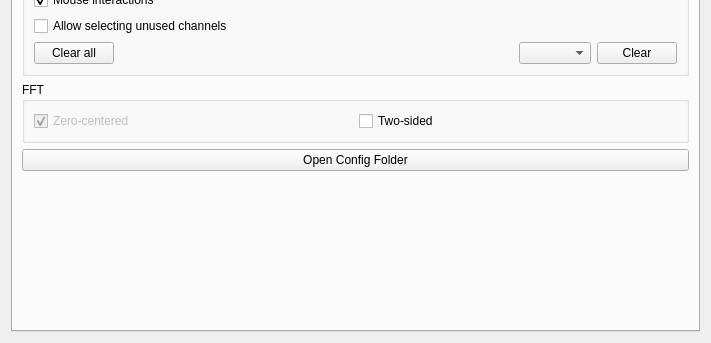
Before: the Qt Designer form developeroptions.ui in jirimaier/DataPlotter, drawn with Qt 5; both pictures show x 0 to 711 and y 260 to 603 of the 711 by 603 pixel window.
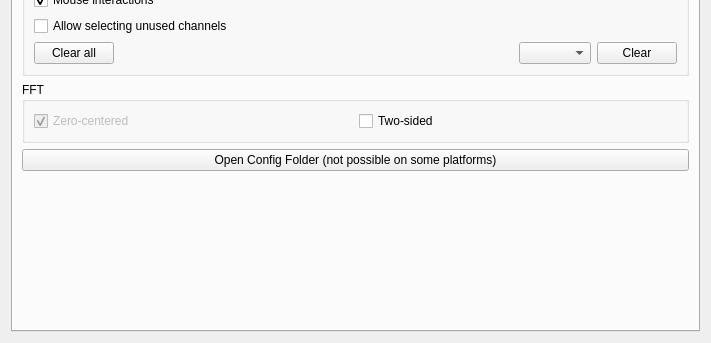
After: the same form once the commit is applied. The open tabs and pages were chosen to show the change. Icons and pictures are not drawn.

```diff
--- a/developeroptions.ui
+++ b/developeroptions.ui
@@ -918,7 +918,7 @@
        <item>
         <widget class="QPushButton" name="pushButtonOpenConfig">
          <property name="text">
-          <string>Open Config Folder</string>
+          <string>Open Config Folder (not possible on some platforms)</string>
          </property>
         </widget>
        </item>
```
Left out of the diff: 2 changed lines with no effect on the pictures.
